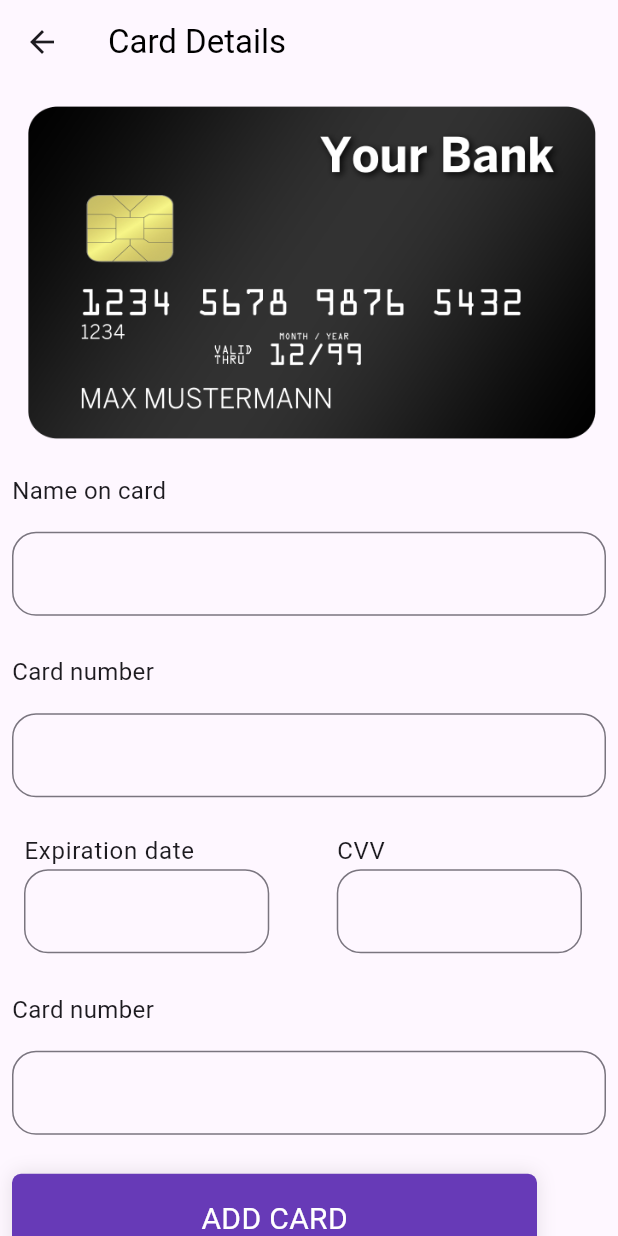
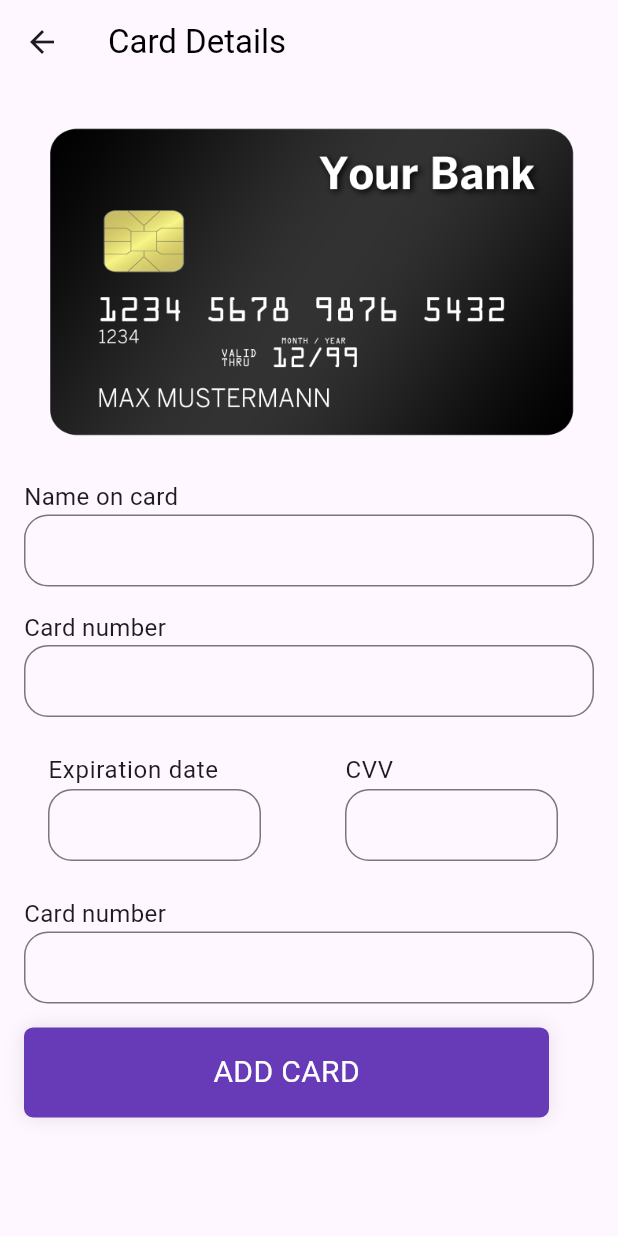
Before and after one commit to DamisolaT/Chatterchums, a Flutter app: the AddCardScreen screen opened directly, on a phone screen of 412 x 824 dp. Run offline on Flutter 3.47's test engine with Material 3 defaults, Android fonts, the phone set to English and light mode, and no system bars; our stand-ins replace audioplayers, firebase_core, flutter_screenutil, get, smooth_page_indicator; accounts and stored records are empty; generated files the repository leaves out were written again.

Commit message:
Implementing  Chatterchums app

```diff
--- a/lib/settings_screens/add_card.dart
+++ b/lib/settings_screens/add_card.dart
@@ -26,8 +26,9 @@ class AddCardScreen extends StatelessWidget {
           ),
         ),
       ),
-      body: Expanded(
-        child: SingleChildScrollView(
+      body: SingleChildScrollView(
+        child: Padding(
+          padding: const EdgeInsets.all(16.0),
           child: Column(
             crossAxisAlignment: CrossAxisAlignment.start,
             children: [
@@ -36,42 +37,33 @@ class AddCardScreen extends StatelessWidget {
                 width: double.infinity, // Make the image full width
                 fit: BoxFit.cover, // Adjust the image to cover the space
               ),
-              Padding(
-                padding: const EdgeInsets.all(8.0),
-                child: Text(
+              SizedBox(height: 16),
+              Text(
                 "Name on card",
                 style: TextStyle(fontSize: 16), // Example font size
               ),
-              ),
-              Padding(
-                padding: const EdgeInsets.all(8),
-                child: TextField(
+              TextField(
                 decoration: InputDecoration(
+                  contentPadding: EdgeInsets.all(12), // Adjust text field size
                   border: OutlineInputBorder(
                     borderRadius: BorderRadius.circular(16),
                   ),
                 ),
               ),
-              ),
-              SizedBox(height: 10),
-              Padding(
-                padding: const EdgeInsets.all(8.0),
-                child: Text(
+              SizedBox(height: 16),
+              Text(
                 "Card number",
                 style: TextStyle(fontSize: 16), // Example font size
               ),
-              ),
-              Padding(
-                padding: const EdgeInsets.all(8),
-                child: TextField(
+              TextField(
                 decoration: InputDecoration(
+                  contentPadding: EdgeInsets.all(12), // Adjust text field size
                   border: OutlineInputBorder(
                     borderRadius: BorderRadius.circular(16),
                   ),
                 ),
               ),
-              ),
-              SizedBox(height: 8),
+              SizedBox(height: 16),
               Row(
                 children: [
                   Expanded(
@@ -79,6 +71,7 @@ class AddCardScreen extends StatelessWidget {
                       title: Text("Expiration date"),
                       subtitle: TextFormField(
                         decoration: InputDecoration(
+                          contentPadding: EdgeInsets.all(12), // Adjust text field size
                           border: OutlineInputBorder(
                             borderRadius: BorderRadius.circular(16),
                           ),
@@ -86,12 +79,13 @@ class AddCardScreen extends StatelessWidget {
                       ),
                     ),
                   ),
-                  SizedBox(width: 5),
+                  SizedBox(width: 16),
                   Expanded(
                     child: ListTile(
                       title: Text("CVV"),
                       subtitle: TextFormField(
                         decoration: InputDecoration(
+                          contentPadding: EdgeInsets.all(12), // Adjust text field size
                           border: OutlineInputBorder(
                             borderRadius: BorderRadius.circular(16),
                           ),
@@ -101,30 +95,21 @@ class AddCardScreen extends StatelessWidget {
                   ),
                 ],
               ),
-              SizedBox(height: 10,),
-              Padding(
-                padding: const EdgeInsets.all(8.0),
-                child: Text(
+              SizedBox(height: 16),
+              Text(
                 "Card number",
                 style: TextStyle(fontSize: 16), // Example font size
               ),
-              ),
-              Padding(
-                padding: const EdgeInsets.all(8),
-                child: TextField(
+              TextField(
                 decoration: InputDecoration(
+                  contentPadding: EdgeInsets.all(12), // Adjust text field size
                   border: OutlineInputBorder(
                     borderRadius: BorderRadius.circular(16),
                   ),
                 ),
               ),
-              ),
-              SizedBox(height: 10,),
-              Padding(
-                padding: const EdgeInsets.all(8),
-                child: AddCardButton(),
-              )
-
+              SizedBox(height: 16),
+              AddCardButton(),
             ],
           ),
         ),
```
Lines whose indentation alone changed are shown as unchanged.
